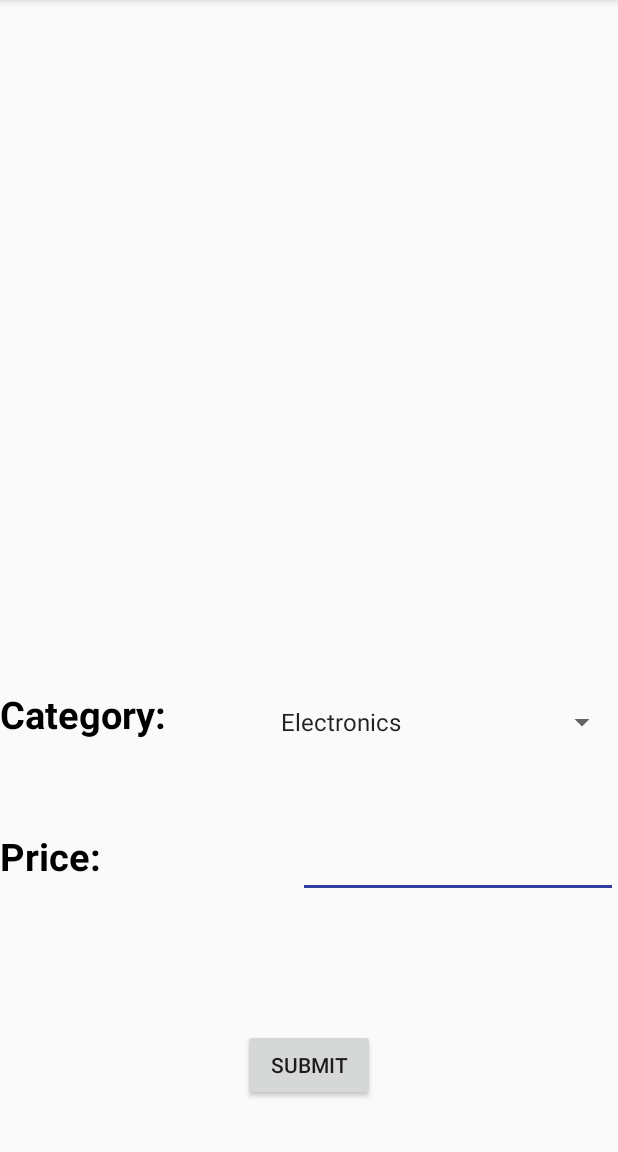
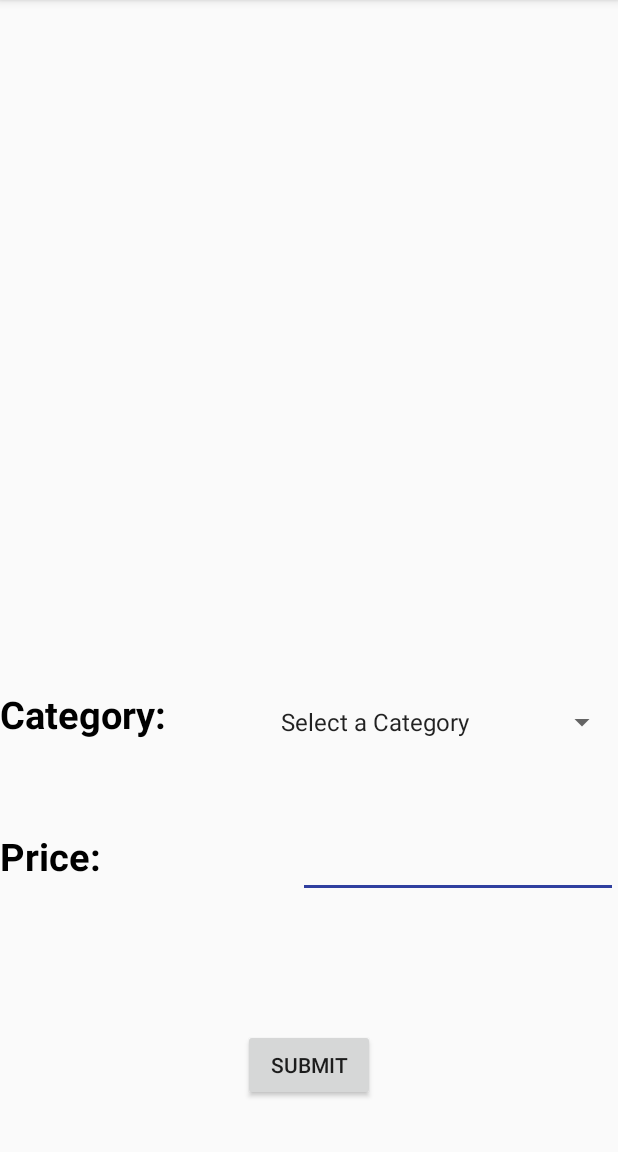
Before and after one commit to noahsibai/pennypincher, an Android app: the Form screen opened directly, with no data from a screen before it, after a tap on "SUBMIT", on a phone screen of 412 x 824 dp, the part 84-1236 px from its top. Run offline under Robolectric (Android 15) with nearby library versions, the phone set to English and light mode, and no system bars.

Commit message:
Added some validations logic to form.

```diff
--- a/app/src/main/java/pennypincher/cps496/cmich/edu/pennypincher/Form.java
+++ b/app/src/main/java/pennypincher/cps496/cmich/edu/pennypincher/Form.java
@@ -11,6 +11,7 @@ import android.widget.ArrayAdapter;
 import android.widget.EditText;
 import android.widget.ImageView;
 import android.widget.Spinner;
+import android.widget.Toast;
 
 import java.util.Date;
 
@@ -37,9 +38,21 @@ public class Form extends AppCompatActivity {
     }
 
     public void EnterData(View v){
+        Boolean pass = false;
+        int count = 0;
+        if (cat.getSelectedItem().toString().equals("Select a Category")) {
+            Toast.makeText(this,"Please Select a Category",Toast.LENGTH_SHORT).show();
+            count++;
+        }
+
         if (TextUtils.isEmpty(price.getText().toString())) {
-            Log.d("This", "Works");
-        } else {
+            Toast.makeText(this,"Please enter a price.",Toast.LENGTH_SHORT).show();
+            count++;
+        }
+
+        if (count == 0) pass = true;
+
+        if (pass) {
             Double Amount = Double.parseDouble(price.getText().toString());
             Purchase newPurch = new Purchase();
             newPurch.setAmount(Amount);
@@ -54,6 +67,9 @@ public class Form extends AppCompatActivity {
     }
 
     public void setImage(Bitmap image) {
+        /**
+         * Sets ImageView
+         */
         thumb.getLayoutParams().height = 500;
         thumb.getLayoutParams().width = 500;
         thumb.requestLayout();
--- a/app/src/main/res/values/strings.xml
+++ b/app/src/main/res/values/strings.xml
@@ -8,6 +8,7 @@
     <string name="action_settings">Settings</string>
 
     <string-array name="categories">
+        <item>Select a Category</item>
         <item>Electronics</item>
         <item>Food</item>
         <item>Clothes</item>
```
